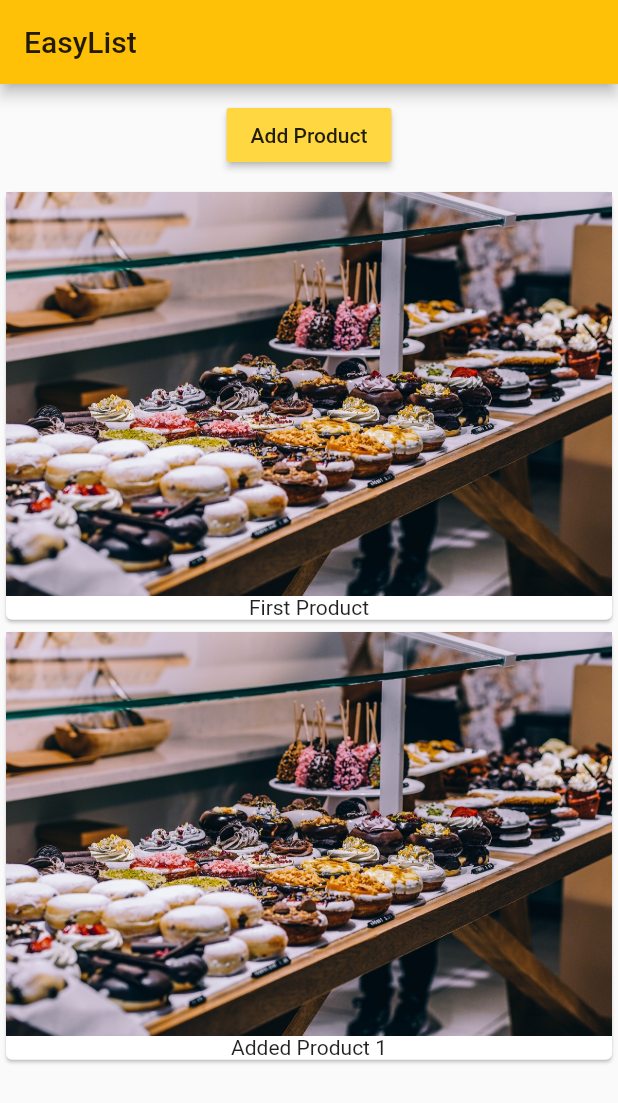
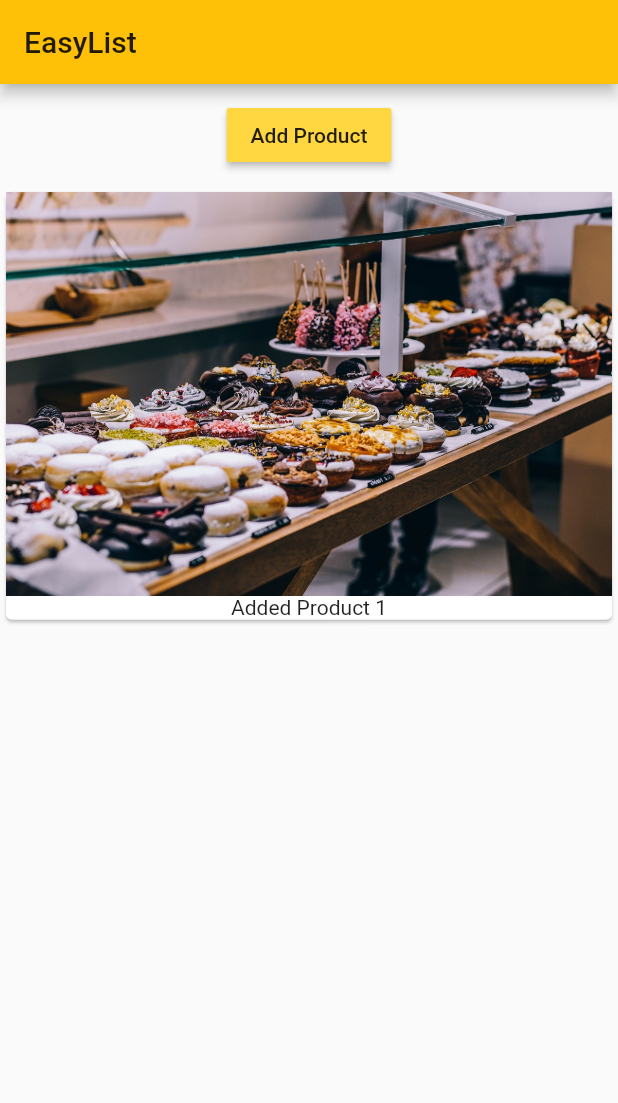
Before and after one commit to karocksjoelee/udemy_first_flutter_app, a Flutter app: the screen it shows after launch, after a tap on "Add Product", on a phone screen of 412 x 824 dp. Shown: the top 1103 px of the screen. Run offline on Flutter 3.47's test engine with Material 2 defaults, Android fonts, the phone set to English and light mode, and no system bars.

```diff
--- a/lib/main.dart
+++ b/lib/main.dart
@@ -38,7 +38,7 @@ class MyApp extends StatelessWidget {
         appBar: AppBar(
           title: Text('EasyList'),
         ),
-        body: ProductMangner('First Product'),
+        body: ProductMangner(),
       ),
     );
   }
--- a/lib/product_manager.dart
+++ b/lib/product_manager.dart
@@ -6,7 +6,7 @@ import './product_control.dart';
 class ProductMangner extends StatefulWidget {
 
   final String startingProduct;
-  ProductMangner(this.startingProduct);
+  ProductMangner({this.startingProduct});
 
   @override
   State<StatefulWidget> createState() {
@@ -28,7 +28,6 @@ class _ProductManangerState extends State<ProductMangner> {
 
   @override
   void initState() {
-    _products.add(widget.startingProduct);
     super.initState();
   }
 
--- a/lib/products.dart
+++ b/lib/products.dart
@@ -1,14 +1,19 @@
 import 'package:flutter/material.dart';
 
 class Products extends StatelessWidget {
-
   final List<String> products;
   Products(this.products);
 
-  Widget _productItemBuilder(BuildContext context , int index) {
+  Widget _productItemBuilder(BuildContext context, int index) {
     return Card(
       child: Column(
-                  children: <Widget>[Image.asset('assets/food.jpg'), Text(products[index])],
+        children: <Widget>[
+          Image.asset('assets/food.jpg'),
+          Text(
+            products[index],
+            textDirection: TextDirection.ltr,
+          )
+        ],
       ),
     );
   }
@@ -16,9 +21,16 @@ class Products extends StatelessWidget {
   @override
   Widget build(BuildContext context) {
     // TODO: implement build
-    return ListView.builder(
+    return products.length > 0
+        ? ListView.builder(
             itemBuilder: _productItemBuilder,
             itemCount: products.length,
+          )
+        : Center(
+            child: Text(
+              'No products found , please add some .',
+              textDirection: TextDirection.ltr,
+            ),
           );
   }
 }
```
Lines whose indentation alone changed are shown as unchanged.
